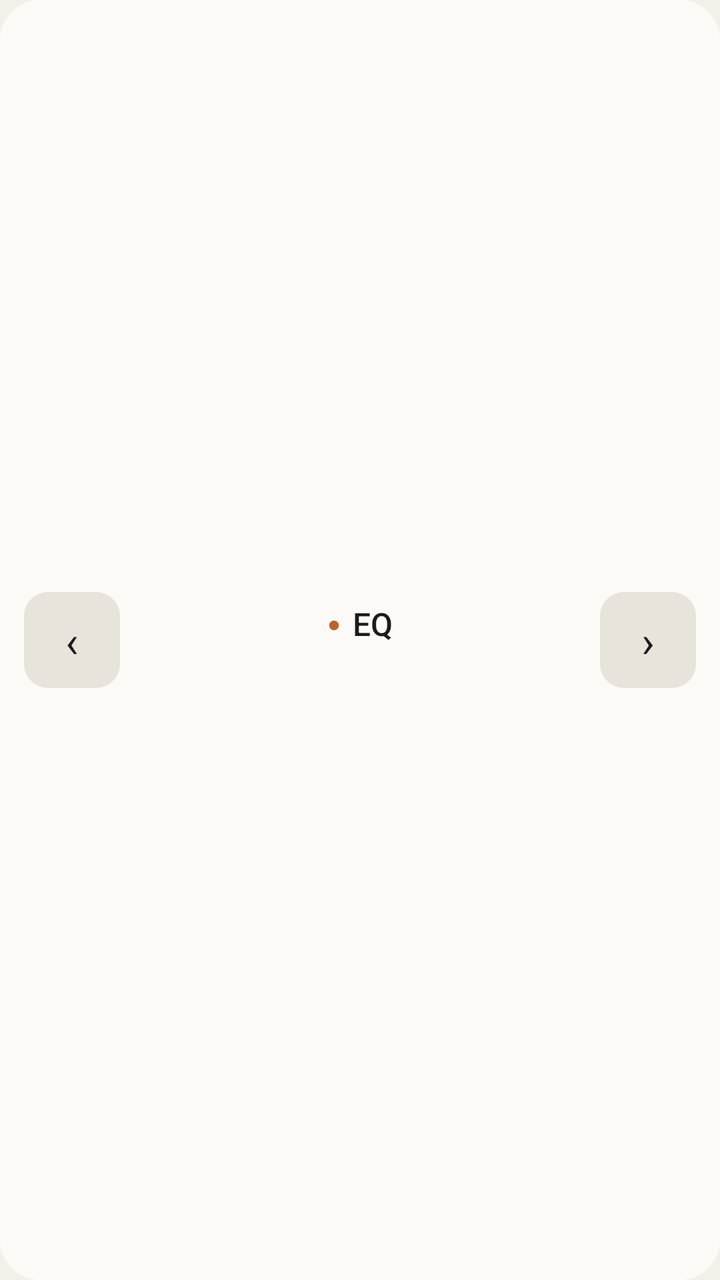
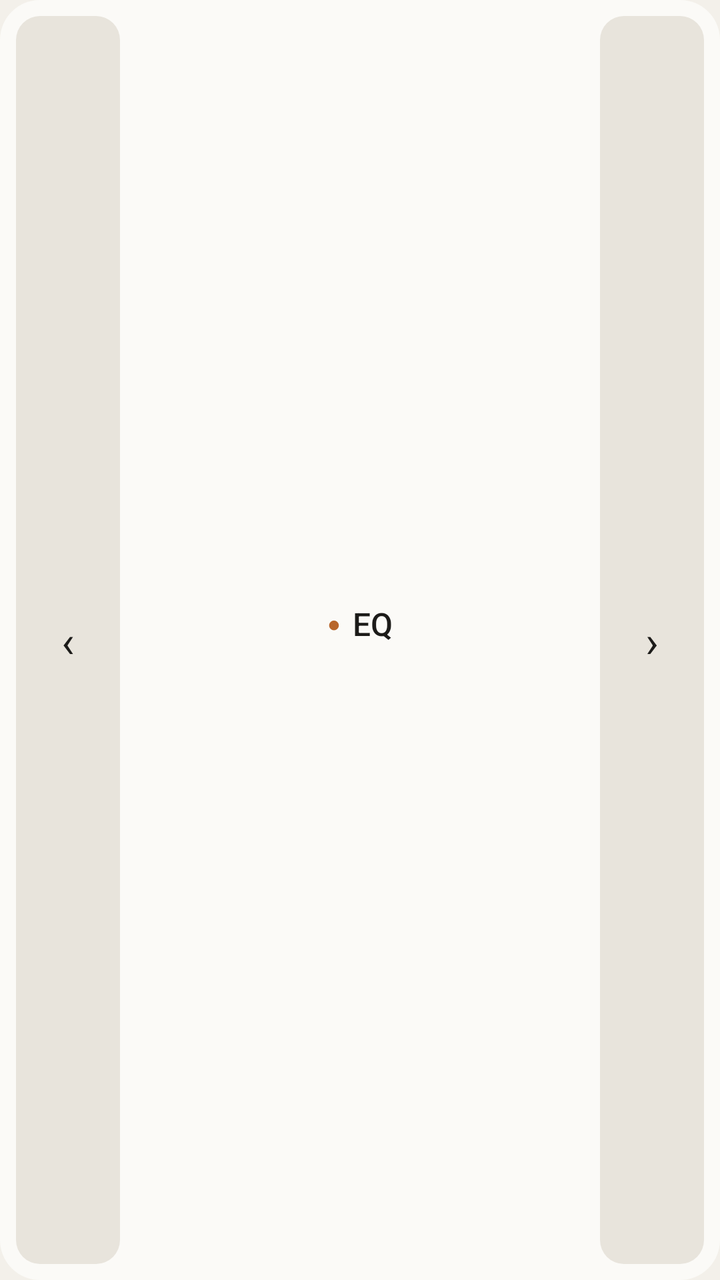

Screens rendered from an Android XML layout before and after an edit, with the pre-edit source and the edit as a unified diff.
<!-- AndroidManifest.xml: application theme AppTheme -->
<!-- res/layout/widget_eq.xml -->
<?xml version="1.0" encoding="utf-8"?>
<LinearLayout xmlns:android="http://schemas.android.com/apk/res/android"
    android:layout_width="match_parent" android:layout_height="match_parent"
    android:orientation="horizontal" android:gravity="center_vertical" android:padding="12dp" android:background="@drawable/w_bg">
    <TextView android:id="@+id/w_eq_prev" android:layout_width="48dp" android:layout_height="48dp" android:gravity="center"
        android:text="‹" android:textSize="22sp" android:textColor="@color/ink" android:background="@drawable/w_track" android:contentDescription="Previous preset" />
    <LinearLayout android:id="@+id/w_eq_center" android:layout_width="0dp" android:layout_weight="1" android:layout_height="wrap_content"
        android:orientation="vertical" android:gravity="center_horizontal">
        <LinearLayout android:layout_width="wrap_content" android:layout_height="wrap_content" android:orientation="horizontal" android:gravity="center_vertical">
            <TextView android:id="@+id/w_eq_dot" android:layout_width="wrap_content" android:layout_height="wrap_content" android:text="●"
                android:textSize="11sp" android:textColor="@color/pilot" android:paddingEnd="6dp" />
            <TextView android:id="@+id/w_eq_name" android:layout_width="wrap_content" android:layout_height="wrap_content"
                android:text="EQ" android:textColor="@color/ink" android:textSize="16sp" android:fontFamily="sans-serif-medium" android:maxLines="1" android:ellipsize="end" />
        </LinearLayout>
        <TextView android:id="@+id/w_eq_pos" android:layout_width="wrap_content" android:layout_height="wrap_content"
            android:text="" android:textColor="@color/ink2" android:textSize="12sp" android:fontFamily="monospace" />
    </LinearLayout>
    <TextView android:id="@+id/w_eq_next" android:layout_width="48dp" android:layout_height="48dp" android:gravity="center"
        android:text="›" android:textSize="22sp" android:textColor="@color/ink" android:background="@drawable/w_track" android:contentDescription="Next preset" />
</LinearLayout>
<!-- resources referenced by this layout -->
<resources>
  <color name="ink">#1C1B19</color>
  <color name="ink2">#5C5851</color>
  <color name="pilot">#B8662B</color>
  <!-- drawable w_bg (drawable) -->
  <?xml version="1.0" encoding="utf-8"?>
  <shape xmlns:android="http://schemas.android.com/apk/res/android" android:shape="rectangle">
      <solid android:color="@color/surface" />
      <corners android:radius="20dp" />
  </shape>
  <!-- drawable w_track (drawable) -->
  <?xml version="1.0" encoding="utf-8"?>
  <shape xmlns:android="http://schemas.android.com/apk/res/android" android:shape="rectangle">
      <solid android:color="@color/sunk" />
      <corners android:radius="12dp" />
  </shape>
  <style name="AppTheme" parent="@android:style/Theme.Material.Light.NoActionBar">
          <item name="android:statusBarColor">@color/surface</item>
          <item name="android:navigationBarColor">@color/bg</item>
          <item name="android:windowLightStatusBar">@bool/light_bars</item>
          <item name="android:windowLightNavigationBar">@bool/light_bars</item>
          <item name="android:windowBackground">@color/bg</item>
          <item name="android:colorAccent">@color/copper</item>
      </style>
  <color name="surface">#FBFAF7</color>
  <color name="sunk">#E8E4DC</color>
  <color name="bg">#F3F0EA</color>
  <color name="copper">#9A4E1C</color>
</resources>

<!-- the commit's change to res/layout/widget_eq.xml (unified diff, before → after) -->
@@ -1,8 +1,8 @@
 <?xml version="1.0" encoding="utf-8"?>
 <LinearLayout xmlns:android="http://schemas.android.com/apk/res/android"
     android:layout_width="match_parent" android:layout_height="match_parent"
-    android:orientation="horizontal" android:gravity="center_vertical" android:padding="12dp" android:background="@drawable/w_bg">
-    <TextView android:id="@+id/w_eq_prev" android:layout_width="48dp" android:layout_height="48dp" android:gravity="center"
+    android:orientation="horizontal" android:gravity="center_vertical" android:padding="8dp" android:background="@drawable/w_bg">
+    <TextView android:id="@+id/w_eq_prev" android:layout_width="52dp" android:layout_height="match_parent" android:minHeight="36dp" android:gravity="center"
         android:text="‹" android:textSize="22sp" android:textColor="@color/ink" android:background="@drawable/w_track" android:contentDescription="Previous preset" />
     <LinearLayout android:id="@+id/w_eq_center" android:layout_width="0dp" android:layout_weight="1" android:layout_height="wrap_content"
         android:orientation="vertical" android:gravity="center_horizontal">
@@ -13,8 +13,8 @@
                 android:text="EQ" android:textColor="@color/ink" android:textSize="16sp" android:fontFamily="sans-serif-medium" android:maxLines="1" android:ellipsize="end" />
         </LinearLayout>
         <TextView android:id="@+id/w_eq_pos" android:layout_width="wrap_content" android:layout_height="wrap_content"
-            android:text="" android:textColor="@color/ink2" android:textSize="12sp" android:fontFamily="monospace" />
+            android:text="" android:textColor="@color/ink2" android:textSize="12sp" android:fontFeatureSettings="tnum" />
     </LinearLayout>
-    <TextView android:id="@+id/w_eq_next" android:layout_width="48dp" android:layout_height="48dp" android:gravity="center"
+    <TextView android:id="@+id/w_eq_next" android:layout_width="52dp" android:layout_height="match_parent" android:minHeight="36dp" android:gravity="center"
         android:text="›" android:textSize="22sp" android:textColor="@color/ink" android:background="@drawable/w_track" android:contentDescription="Next preset" />
 </LinearLayout>
